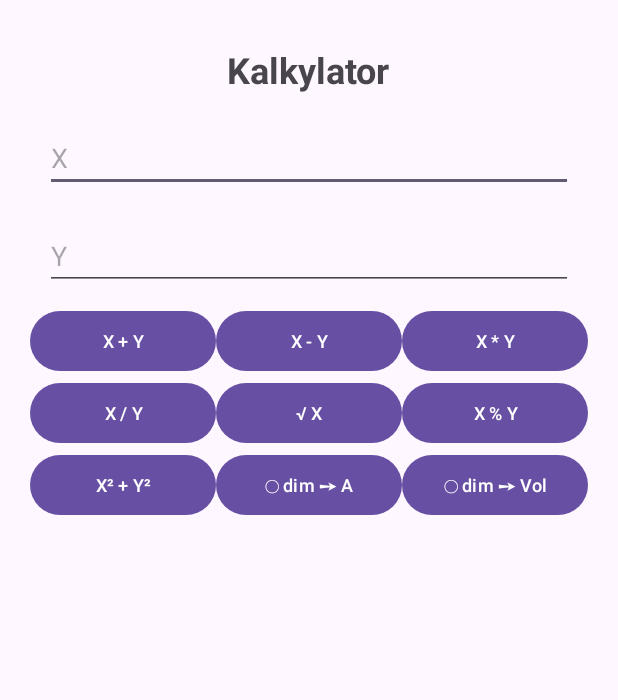
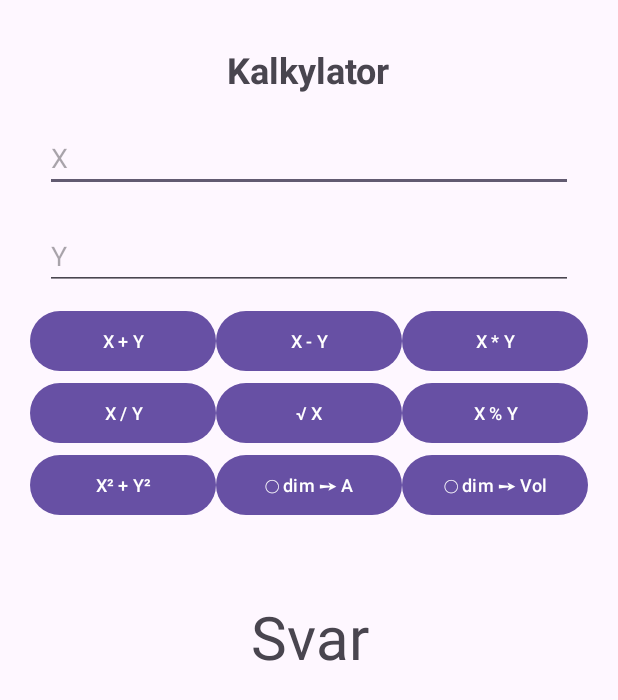
Before and after one commit to z0etz/GroupCalkylator, an Android app: the screen it shows after launch (MainActivity), on a phone screen of 412 x 824 dp. Shown: the top 700 px of the screen. Run offline under Robolectric (Android 15) with nearby library versions, the phone set to English and light mode, and no system bars.

Commit message:
La in textsize och margins för answer

```diff
--- a/app/src/main/res/layout/activity_main.xml
+++ b/app/src/main/res/layout/activity_main.xml
@@ -130,7 +130,11 @@
         <TextView
             android:id="@+id/textAnswer"
             android:layout_width="match_parent"
-            android:layout_height="wrap_content"/>
+            android:layout_height="@dimen/textanswer_height"
+            android:text="Svar"
+            android:textSize="@dimen/textsize_answer"
+            android:gravity="center"
+            android:layout_marginTop="@dimen/textanswer_margintop"/>
 
     </LinearLayout>
 
--- a/app/src/main/res/values/dimens.xml
+++ b/app/src/main/res/values/dimens.xml
@@ -5,4 +5,7 @@
     <dimen name="buttonHeight">60dp</dimen>
     <dimen name="buttonText">12sp</dimen>
     <dimen name="titleText">24sp</dimen>
+    <dimen name="textanswer_height">50dp</dimen>
+    <dimen name="textanswer_margintop">50dp</dimen>
+    <dimen name="textsize_answer">40sp</dimen>
 </resources>
```
